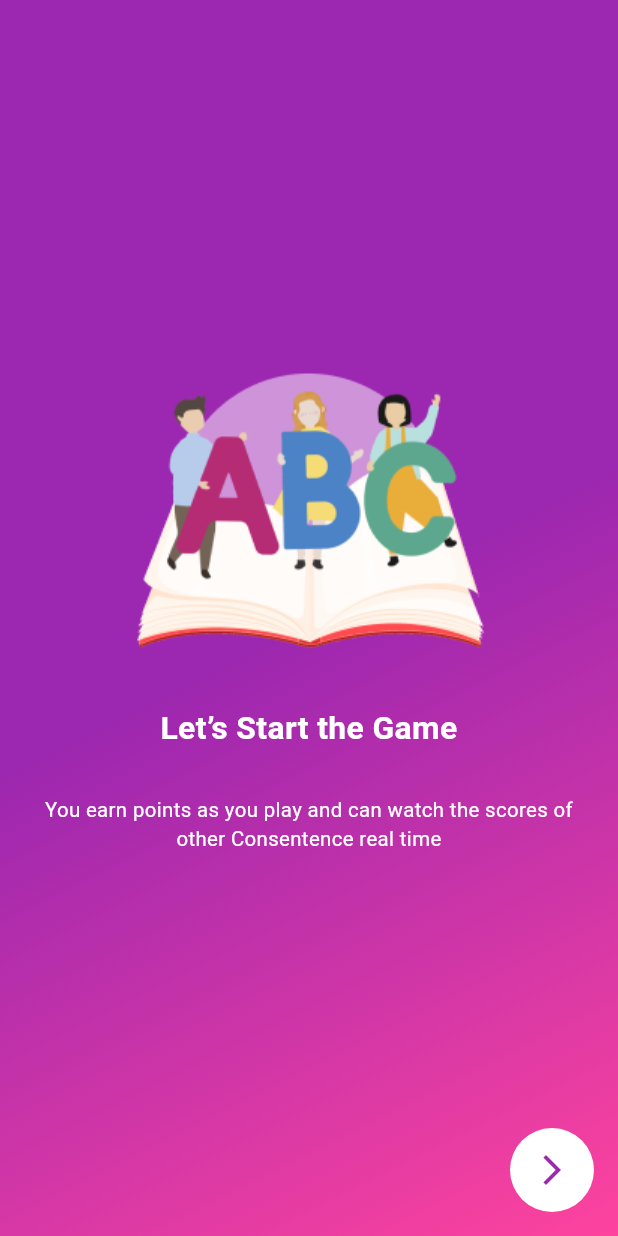
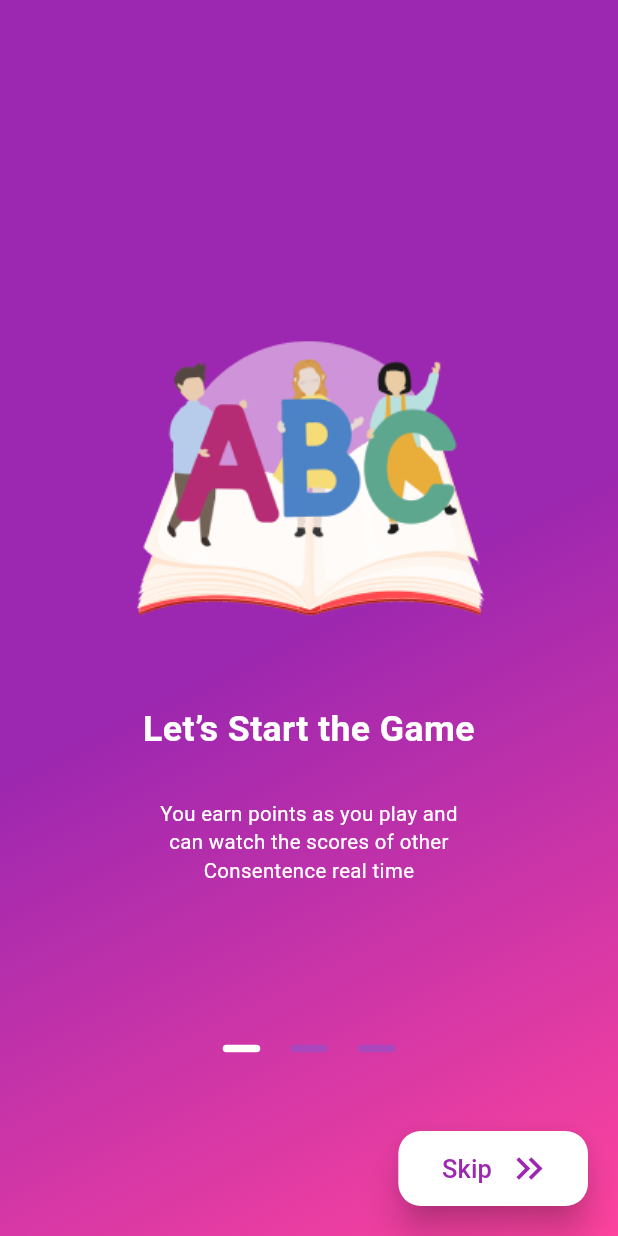
Before and after one commit to akshaykc222/mash_test, a Flutter app: the QuizOnBoarding screen opened directly, on a phone screen of 412 x 824 dp. Run offline on Flutter 3.47's test engine with Material 3 defaults, Android fonts, the phone set to English and light mode, and no system bars; our stand-ins replace bloc, cached_network_image, dio, firebase_messaging, fl_chart, flutter_bloc and 8 more; accounts and stored records are empty; Roboto replaces fonts that are missing (SofiPro); project files that could hold a hidden picture were left out.

Commit message:
quiz commit

```diff
--- a/lib/mash/presentation/pages/home/quiz/quiz_onboarding.dart
+++ b/lib/mash/presentation/pages/home/quiz/quiz_onboarding.dart
@@ -1,5 +1,6 @@
 import 'package:flutter/material.dart';
-import 'package:flutter_svg/flutter_svg.dart';
+import 'package:go_router/go_router.dart';
+import 'package:mash/mash/presentation/router/app_pages.dart';
 import 'package:mash/mash/presentation/utils/app_assets.dart';
 import 'package:mash/mash/presentation/utils/app_constants.dart';
 import 'package:mash/mash/presentation/utils/app_theme.dart';
@@ -7,7 +8,7 @@ import 'package:mash/mash/presentation/utils/app_theme.dart';
 void main() {
   WidgetsFlutterBinding.ensureInitialized();
   runApp(MaterialApp(
-    theme: AppThemes.mainTheme,
+    theme: AppThemes.quizTheme,
     debugShowCheckedModeBanner: false,
     home: const QuizOnBoarding(),
   ));
@@ -41,25 +42,22 @@ class _QuizOnBoardingState extends State<QuizOnBoarding> {
   @override
   Widget build(BuildContext context) {
     return Scaffold(
-      floatingActionButton: IconButton(
-        onPressed: () {},
-        icon: Padding(
-          padding: const EdgeInsets.all(8.0),
-          child: Icon(
-            Icons.arrow_forward_ios,
-            color: Colors.purple,
-          ),
-        ),
-        style: IconButton.styleFrom(backgroundColor: Colors.white),
-      ),
       body: onBoardingBody(),
     );
   }
 
   onBoardingBody() {
+    List<Widget> _pages = [
+      onBoardingPages(AppAssets.onBoard1, "Let’s Start the Game",
+          'You earn points as you play and\ncan watch the scores of other\nConsentence real time'),
+      onBoardingPages(AppAssets.onBoard2, "Learn more in\ngame mode",
+          'Immerse yourself in knowledge of\nleranship in game mode where\neducation meets entertainments'),
+      onBoardingPages(AppAssets.onBoard3, "Get interesting facts\nabout Quiz",
+          'Discover intriguing facts in our\nQuiz where knowledge meets\nexcitements !')
+    ];
     var size = MediaQuery.sizeOf(context);
     return Container(
-      decoration: BoxDecoration(
+      decoration: const BoxDecoration(
         gradient: LinearGradient(
           begin: Alignment.center,
           end: Alignment.bottomRight,
@@ -73,21 +71,84 @@ class _QuizOnBoardingState extends State<QuizOnBoarding> {
       width: size.width,
       child: Stack(
         children: [
-          PageView(
-            onPageChanged: (value) {},
+          PageView.builder(
+            itemCount: _pages.length,
+            onPageChanged: (int page) {
+              setState(() {
+                currentPage = page;
+              });
+            },
             scrollDirection: Axis.horizontal,
             controller: _controller,
-            children: [
-              onBoardingPages(AppAssets.onBoard1, "Let’s Start the Game",
-                  'You earn points as you play and can watch the scores of other Consentence real time'),
-              onBoardingPages(AppAssets.onBoard2, "Learn more in\ngame mode",
-                  'You earn points as you play and can watch the scores of other Consentence real time'),
-              onBoardingPages(
-                  AppAssets.onBoard3,
-                  "Get interesting facts\nabout Quiz",
-                  'You earn points as you play and can watch the scores of other Consentence real time')
-            ],
+            itemBuilder: (BuildContext context, int index) {
+              return _pages[index % _pages.length];
+            },
           ),
+          Positioned(
+              bottom: 100,
+              right: 0,
+              left: 0,
+              child: Align(
+                alignment: Alignment.center,
+                child: Container(
+                  height: 50,
+                  child: Row(
+                    mainAxisAlignment: MainAxisAlignment.center,
+                    children: List<Widget>.generate(
+                        _pages.length,
+                        (index) => Padding(
+                              padding:
+                                  const EdgeInsets.symmetric(horizontal: 10),
+                              child: InkWell(
+                                child: Container(
+                                  decoration: BoxDecoration(
+                                    color: currentPage == index
+                                        ? Colors.white
+                                        : Colors.purple.shade400,
+                                    borderRadius: BorderRadius.circular(15)
+                                  ),
+                                  width: 25,
+                                  height: 5,
+                                ),
+                                onTap: () {
+                                  _controller.animateToPage(index,
+                                      duration:
+                                          const Duration(milliseconds: 300),
+                                      curve: Curves.easeIn);
+                                },
+                              ),
+                            )),
+                  ),
+                ),
+              )),
+          Positioned(
+              right: 20,
+              bottom: 20,
+              child: ElevatedButton(
+                style: ElevatedButton.styleFrom(
+                    elevation: 10,
+                    backgroundColor: Colors.white,
+                    shape: RoundedRectangleBorder(
+                        borderRadius: BorderRadius.circular(15))),
+                onPressed: ()=> GoRouter.of(context).pushNamed(AppPages.quizGetReadyScreen),
+                child: const Padding(
+                  padding: EdgeInsets.only(left: 5, top: 10, bottom: 10),
+                  child: Row(
+                    children: [
+                      Text(
+                        'Skip',
+                        style: TextStyle(fontSize: 20, color: Colors.purple),
+                      ),
+                      spacerWidth10,
+                      Icon(
+                        Icons.keyboard_double_arrow_right,
+                        color: Colors.purple,
+                        size: 30,
+                      ),
+                    ],
+                  ),
+                ),
+              ))
         ],
       ),
     );
@@ -102,11 +163,11 @@ class _QuizOnBoardingState extends State<QuizOnBoarding> {
           img,
           height: MediaQuery.of(context).size.height / 3.5,
         ),
-        spacer20,
+        spacer40,
         Text(
           title,
           style: const TextStyle(
-              color: Colors.white, fontSize: 25, fontWeight: FontWeight.w600),
+              color: Colors.white, fontSize: 28, fontWeight: FontWeight.w600),
           textAlign: TextAlign.center,
         ),
         spacer30,
--- a/lib/mash/presentation/router/app_pages.dart
+++ b/lib/mash/presentation/router/app_pages.dart
@@ -3,11 +3,13 @@ class AppPages {
   static const login = "/login";
   static const forgotPassword = "/forgotPassword";
   static const otpScreen = "/otpScreen";
-  static const attendanceDetailScreen = '/attendenceDetail';
+  static const attendanceDetailScreen = '/attendanceDetail';
   static const addOnScreen = "/addOnscreen";
   static const addonDetailScreen = '/addonDetailScreen';
   static const home = '/home';
   static const academicLibraryScreen = '/academicLibraryScreen';
   static const academicDetailLibraryScreen = '/academicDetailLibraryScreen';
+  static const quizOnBoardScreen = '/quizOnBoardScreen';
+  static const quizGetReadyScreen = '/quizGetReadyScreen';
 
 }
--- a/lib/mash/presentation/router/router_config.dart
+++ b/lib/mash/presentation/router/router_config.dart
@@ -8,6 +8,8 @@ import 'package:mash/mash/presentation/pages/home/addOn/add_on_screen.dart';
 import 'package:mash/mash/presentation/pages/home/addOn/addon_detail_screen.dart';
 import 'package:mash/mash/presentation/pages/home/library/academic_detail_screen.dart';
 import 'package:mash/mash/presentation/pages/home/library/academics_screen.dart';
+import 'package:mash/mash/presentation/pages/home/quiz/quiz_get_ready_screen.dart';
+import 'package:mash/mash/presentation/pages/home/quiz/quiz_onboarding.dart';
 
 import 'package:mash/mash/presentation/router/app_pages.dart';
 
@@ -25,7 +27,7 @@ class AppRouteManager {
     );
   }
 
-  static GoRouter router = GoRouter(initialLocation: AppPages.home, routes: [
+  static GoRouter router = GoRouter(initialLocation: AppPages.quizOnBoardScreen, routes: [
     GoRoute(
       path: AppPages.home,
       name: AppPages.home,
@@ -78,6 +80,15 @@ class AppRouteManager {
       name: AppPages.academicDetailLibraryScreen,
       builder: (context, state) => const AcademicDetailScreen(),
     ),
+    GoRoute(
+      path: AppPages.quizOnBoardScreen,
+      name: AppPages.quizOnBoardScreen,
+      builder: (context, state) => const QuizOnBoarding(),
+    ),GoRoute(
+      path: AppPages.quizGetReadyScreen,
+      name: AppPages.quizGetReadyScreen,
+      builder: (context, state) => const QuizGetReadyScreen(),
+    ),
     GoRoute(path: home(), builder: _homePageRouteBuilder)
   ]);
 }
--- a/lib/mash/presentation/utils/app_assets.dart
+++ b/lib/mash/presentation/utils/app_assets.dart
@@ -13,6 +13,10 @@ class AppAssets {
   static const onBoard1 = 'assets/images/onboard_1.png';
   static const onBoard2 = 'assets/images/onboard_2.png';
   static const onBoard3 = 'assets/images/onboard_3.png';
+  static const quizGetReadyBg = 'assets/images/quiz_get_ready_bg.png';
+  static const quizGetReadyCard = 'assets/images/quiz_get_ready_bottom_card.png';
+  static const quizGetReadyBoyImage = 'assets/images/quiz_get_ready_boy_image.png';
+
 
 
 
--- a/lib/mash/presentation/utils/app_theme.dart
+++ b/lib/mash/presentation/utils/app_theme.dart
@@ -20,4 +20,20 @@ class AppThemes {
       inputDecorationTheme:
           const InputDecorationTheme(border: UnderlineInputBorder()));
   ThemeData get lightTheme => ThemeData();
+
+  static ThemeData get quizTheme => ThemeData(
+      fontFamily: 'Comfortaa',
+      // textTheme: GoogleFonts.montserratTextTheme(),
+      inputDecorationTheme: const InputDecorationTheme(
+        floatingLabelBehavior: FloatingLabelBehavior.never,
+      ),
+      elevatedButtonTheme: ElevatedButtonThemeData(
+        style: ElevatedButton.styleFrom(
+            shape:
+            RoundedRectangleBorder(borderRadius: BorderRadius.circular(8)),
+            foregroundColor: Colors.white,
+            backgroundColor: Colors.purple),
+      )
+    // fontFamily: GoogleFonts.montserrat().fontFamily
+  );
 }
--- a/pubspec.yaml
+++ b/pubspec.yaml
@@ -55,3 +55,6 @@ flutter:
     - family: SofiaPro
       fonts:
         - asset: fonts/sofi_pro_regular.otf
+    - family: Comfortaa
+      fonts:
+        - asset: fonts/Comfortaa-Regular.ttf
```
Also changed, not shown: lib/mash/presentation/pages/home/quiz/quiz_get_ready_screen.dart (added, +85 -0 lines), assets/images/quiz_get_ready_bg.png (added), assets/images/quiz_get_ready_bottom_card.png (added), assets/images/quiz_get_ready_boy_image.png (added), fonts/Comfortaa-Regular.ttf (added).
